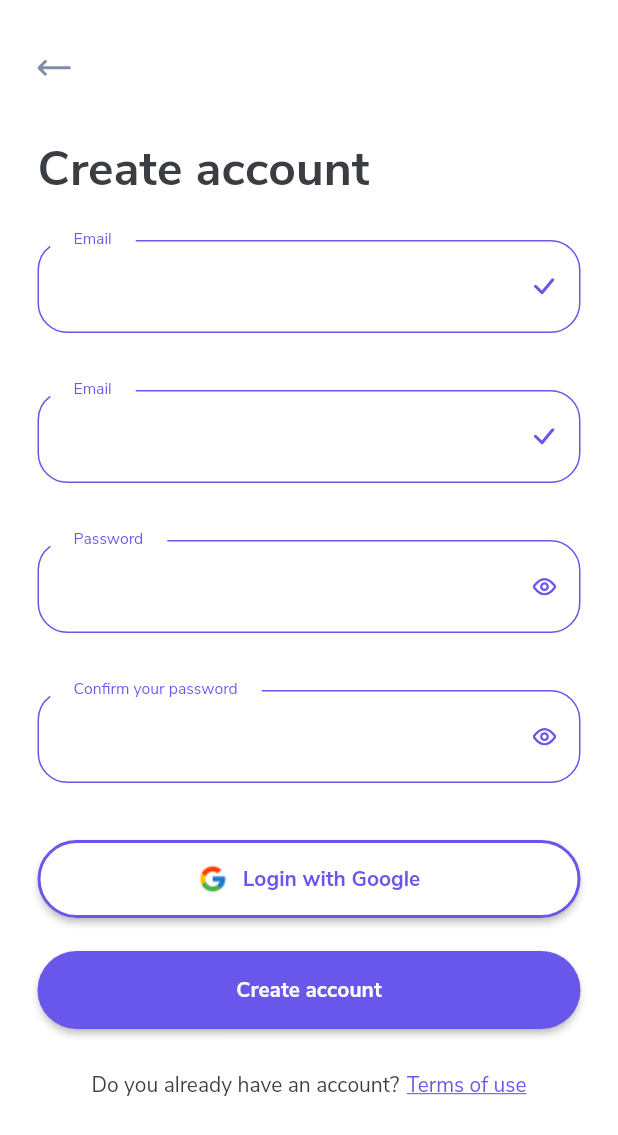
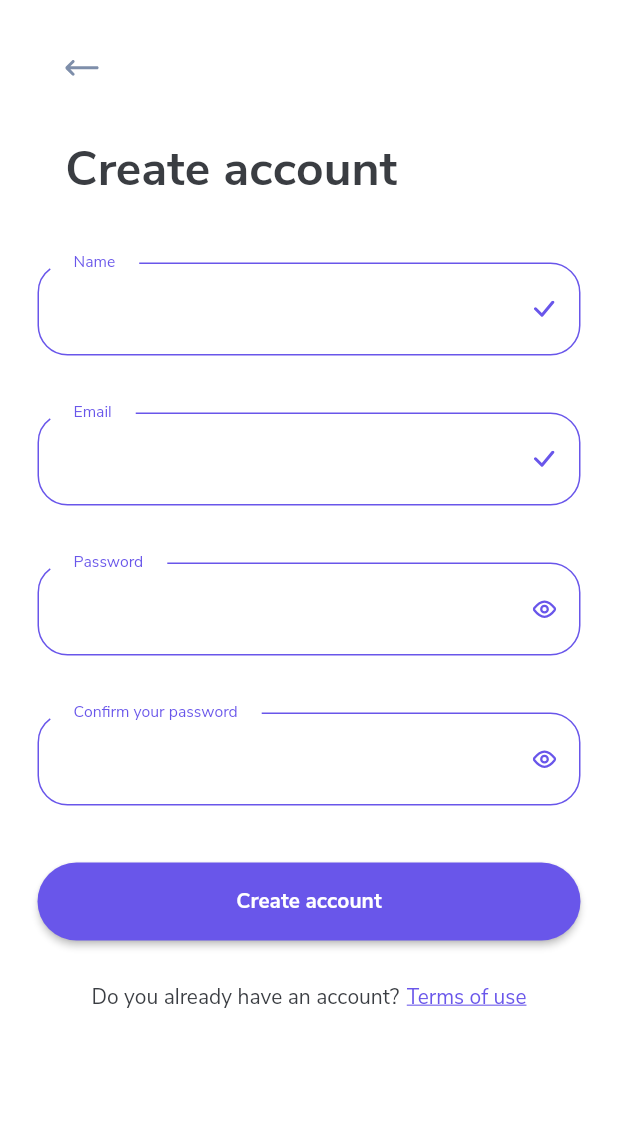
Before and after one commit to tgdssm/expense_manager, a Flutter app: the CreateAccountPage screen opened by its route, on a phone screen of 412 x 824 dp. Shown: the top 1135 px of the screen. Run offline on Flutter 3.47's test engine with Material 2 defaults, Android fonts, the phone set to English and light mode, and no system bars; our stand-ins replace cloud_firestore, email_validator, firebase_auth, firebase_core, flutter_modular, flutter_svg and 2 more; missing offline and left inert: result; accounts and stored records are empty.

Commit message:
[feat] implementing sign in with google

```diff
--- a/assets/lang/en_US.json
+++ b/assets/lang/en_US.json
@@ -27,5 +27,7 @@
     "fillInThePasswordField": "Fill in the password field",
     "fillInTheEmailField": "Fill in the email field",
     "fillInTheNameField": "Fill in the name field",
-    "invalidFormat": "Invalid format"
+    "invalidFormat": "Invalid format",
+    "selectEmail": "Select an email"
+
 }
--- a/assets/lang/pt_BR.json
+++ b/assets/lang/pt_BR.json
@@ -27,5 +27,6 @@
     "fillInThePasswordField": "Preencha o campo de senha",
     "fillInTheEmailField": "Preencha o campo de email",
     "fillInTheNameField": "Preencha o campo de nome",
-    "invalidFormat": "Formato Inválido"
+    "invalidFormat": "Formato Inválido",
+    "selectEmail": "Selecione um email"
 }
--- a/lib/app/data/datasources/create_account/create_account_datasource_impl.dart
+++ b/lib/app/data/datasources/create_account/create_account_datasource_impl.dart
@@ -21,9 +21,9 @@ class CreateAccountDatasourceImpl implements ICreateAccountDatasource {
         password: account.passwd,
       );
       final user = UserModel(
+        userCredential.user!.uid,
         account.name,
         account.email,
-        userCredential.user!.uid,
       );
       final userCollection = fireStore.collection("Users");
       await userCollection.doc(user.id).set(user.toMap());
@@ -51,6 +51,8 @@ class CreateAccountDatasourceImpl implements ICreateAccountDatasource {
       return emailAlreadyUsed;
     } on FirebaseException catch (e) {
       throw BaseError(message: e.message!);
+    } catch(e) {
+      throw BaseError(message: e.toString());
     }
   }
 }
--- a/lib/app/domain/usecases/forgot_password.dart
+++ b/lib/app/domain/usecases/forgot_password.dart
@@ -1,3 +1,4 @@
+import 'package:expense_manager/app/data/repositories/forgot_password_repository_impl.dart';
 import 'package:result/result.dart';
 
 abstract class IForgotPasswordUseCase {
@@ -5,7 +6,7 @@ abstract class IForgotPasswordUseCase {
 }
 
 class ForgotPasswordUseCaseImpl implements IForgotPasswordUseCase {
-  final ForgotPasswordUseCaseImpl repository;
+  final ForgotPasswordRepositoryImpl repository;
   const ForgotPasswordUseCaseImpl(this.repository);
   @override
   Future<Result<void>> call(String email) async {
--- a/lib/app/ui/signin/pages/create_account_page.dart
+++ b/lib/app/ui/signin/pages/create_account_page.dart
@@ -25,22 +25,7 @@ class _CreateAccountPageState extends State<CreateAccountPage> {
             key: _controller.formKey,
             child: ListView(
               children: [
-                const VerticalSpace(height: 40),
-                Container(
-                  width: 325,
-                  alignment: Alignment.centerLeft,
-                  child: const DefaultBackButton(),
-                ),
-                const VerticalSpace(height: 40),
-                Container(
-                  width: 325,
-                  alignment: Alignment.centerLeft,
-                  child: Text(
-                    Strings.createAccount.i18n(),
-                    style: TextStyles.heading1,
-                  ),
-                ),
-                const VerticalSpace(height: 25),
+                DefaultAppBar(title: Strings.createAccount.i18n()),
                 buildTextFieldName(),
                 const VerticalSpace(height: 25),
                 buildTextFieldEmail(),
@@ -60,13 +45,6 @@ class _CreateAccountPageState extends State<CreateAccountPage> {
                         )
                       : const SizedBox(),
                 ),
-                OutlineButton(
-                  onTap: () {},
-                  text: Strings.loginWithGoogle.i18n(),
-                  iconPath: AssetsPath.google,
-                  width: 325,
-                ),
-                const VerticalSpace(height: 22),
                 ValueListenableBuilder(
                     valueListenable: _controller.loadingButton,
                     builder: (context, value, child) {
@@ -156,7 +134,7 @@ class _CreateAccountPageState extends State<CreateAccountPage> {
   DefaultTextField buildTextFieldName() {
     return DefaultTextField(
       controller: _controller.nameController,
-      label: Strings.email.i18n(),
+      label: Strings.name.i18n(),
       validator: (_) {
         if (_controller.validateIfNameIsEmpty()) {
           return Strings.fillInTheNameField.i18n();
--- /dev/null
+++ b/lib/design_system/components/others/default_app_bar.dart
@@ -0,0 +1,39 @@
+import 'package:flutter/material.dart';
+
+import '../../design_system_export.dart';
+
+class DefaultAppBar extends StatelessWidget {
+  final String title;
+  final bool showTitle;
+  const DefaultAppBar({
+    Key? key,
+    this.title = "",
+    this.showTitle = true,
+  }) : super(key: key);
+
+  @override
+  Widget build(BuildContext context) {
+    return Column(
+      mainAxisSize: MainAxisSize.min,
+      children: [
+        const VerticalSpace(height: 40),
+        Container(
+          width: 325,
+          alignment: Alignment.centerLeft,
+          child: const DefaultBackButton(),
+        ),
+        const VerticalSpace(height: 40),
+        if (showTitle)
+          Container(
+            width: 325,
+            alignment: Alignment.centerLeft,
+            child: Text(
+              title,
+              style: TextStyles.heading1,
+            ),
+          ),
+        if (showTitle) const VerticalSpace(height: 40),
+      ],
+    );
+  }
+}
--- a/lib/design_system/design_system_export.dart
+++ b/lib/design_system/design_system_export.dart
@@ -11,6 +11,7 @@ export 'components/inputs/text_styles.dart';
 export 'components/others/error_box.dart';
 export 'components/others/horizontal_space.dart';
 export 'components/others/vertical_space.dart';
+export 'components/others/default_app_bar.dart';
 
 //Themes
 export 'themes/app_colors.dart';
--- a/lib/design_system/values/strings.dart
+++ b/lib/design_system/values/strings.dart
@@ -31,5 +31,6 @@ class Strings {
 
   // Errors
   static const errorCreatingAccount = "errorCreatingAccount";
+  static const selectEmail = "selectEmail";
 
 }
--- a/pubspec.yaml
+++ b/pubspec.yaml
@@ -23,7 +23,7 @@ dependencies:
   firebase_auth: ^4.1.4
   firebase_core: ^2.3.0
   cloud_firestore: ^4.1.0
-  google_sign_in: ^5.4.0
+  google_sign_in: ^6.0.2
 
   # localization
   intl: ^0.17.0
```
Also changed, not shown: lib/app/data/datasources/sign_in/sign_in_datasource_impl.dart (+25 -6 lines), lib/app/data/repositories/create_account_repository_impl.dart (+11 -5 lines), lib/app/ui/signin/controllers/create_account_controller.dart (+7 -7 lines), lib/app/ui/signin/pages/sign_in_page.dart (+1 -16 lines), pubspec.lock, 3 other files.
